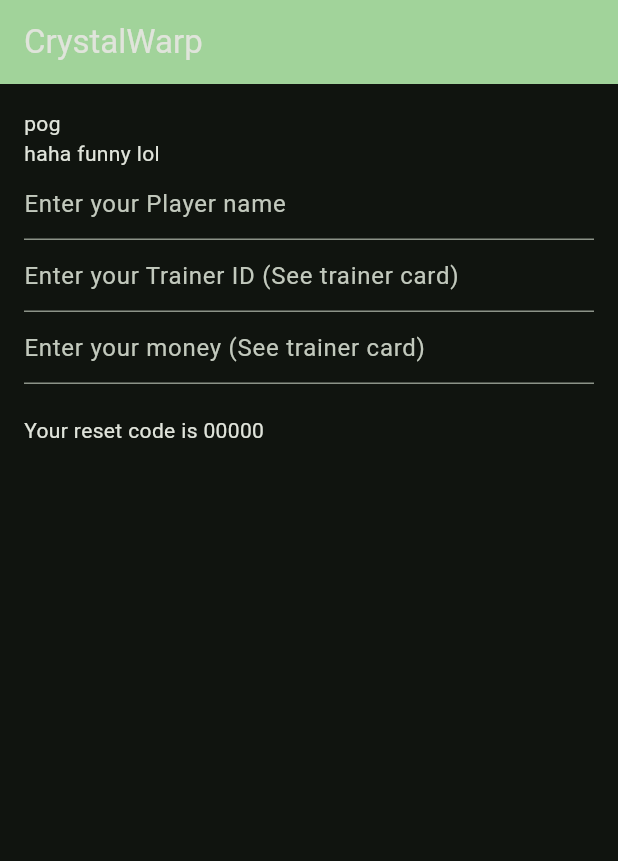
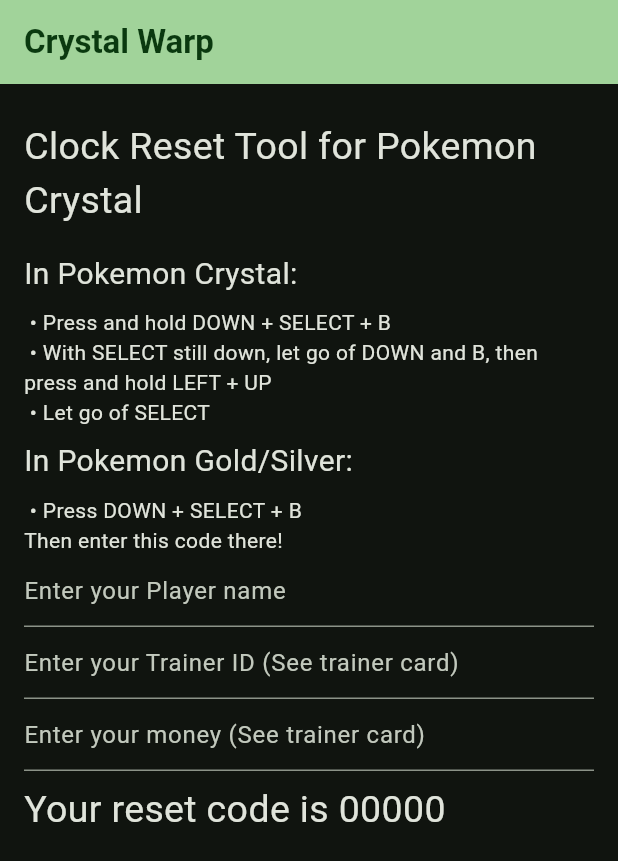
Before and after one commit to pgattic/crystalwarp, a Flutter app: the screen it shows after launch, on a phone screen of 412 x 824 dp. Shown: the top 861 px of the screen. Run offline on Flutter 3.47's test engine with Material 3 defaults, Android fonts, the phone set to English and light mode, and no system bars; our stand-ins replace flutter_map, latlong2.

Commit message:
Add instructions, better null-safety

```diff
--- /dev/null
+++ b/lib/heading.dart
@@ -0,0 +1,18 @@
+import 'package:flutter/material.dart';
+
+class Heading extends StatelessWidget {
+
+  final String text;
+  final int level;
+
+  const Heading(this.text, {Key? key, this.level = 1}) : super(key: key);
+
+  @override
+  Widget build(BuildContext context) {
+    double size = level <= 4 ? (5 * (6 - level)).toDouble() : 14;
+    return Container(
+      padding: const EdgeInsets.only(top: 8.0, bottom: 8.0),
+      child: Text(text, style: TextStyle(fontSize: size)),
+    );
+  }
+}
--- a/lib/main.dart
+++ b/lib/main.dart
@@ -1,7 +1,8 @@
+import 'package:crystalwarp/heading.dart';
 import 'package:crystalwarp/rtc_calc.dart';
 import 'package:flutter/material.dart';
 import 'package:flutter/services.dart';
-import 'package:google_fonts/google_fonts.dart';
+//import 'package:google_fonts/google_fonts.dart';
 
 var globalTheme = ThemeData(
   useMaterial3: true,
@@ -44,6 +45,13 @@
 class _MainScreenState extends State<MainScreen> {
 
   var calc = RtcCalc();
+  // var _selectedIndex = 0;
+
+  // void _onItemTapped(int itemIdx) {
+  //   setState(() {
+  //     _selectedIndex = itemIdx;
+  //   });
+  // }
 
   @override
   Widget build(BuildContext context) {
@@ -52,16 +60,20 @@
       home: Scaffold(
         appBar: AppBar(
           backgroundColor: Theme.of(context).colorScheme.primary,
-            title: const Text("CrystalWarp"),
+          title: Text("Crystal Warp", style: TextStyle(color: Theme.of(context).colorScheme.onPrimary, fontWeight: FontWeight.bold),),
         ),
-          body: Container(
-//          margin: const EdgeInsets.all(50),
+        body: ListView(
+//              crossAxisAlignment: CrossAxisAlignment.start,
           padding: const EdgeInsets.all(16),
-            child: Column(
-              crossAxisAlignment: CrossAxisAlignment.start,
           children: [
-                const Text("pog"),
-                const Text("haha funny lol"),
+            const Heading("Clock Reset Tool for Pokemon Crystal", level: 1),
+            const Heading("In Pokemon Crystal:", level: 2),
+            const Text(" • Press and hold DOWN + SELECT + B"),
+            const Text(" • With SELECT still down, let go of DOWN and B, then press and hold LEFT + UP"),
+            const Text(" • Let go of SELECT"),
+            const Heading("In Pokemon Gold/Silver:", level: 2),
+            const Text(" • Press DOWN + SELECT + B"),
+            const Text("Then enter this code there!"),
             TextField(
               onChanged: (value) {
                 setState((){
@@ -75,7 +87,7 @@
             TextField(
               onChanged: (value) {
                 setState((){
-                      calc.playerID = int.parse(value);
+                  calc.playerID = int.tryParse(value) ?? 0;
                 });
               },
               keyboardType: TextInputType.number,
@@ -85,14 +97,14 @@
             TextField(
               onChanged: (value) {
                 setState((){
-                    calc.playerMoney = int.parse(value);
+                  calc.playerMoney = int.tryParse(value) ?? 0;
                 });
               },
               keyboardType: TextInputType.number,
               inputFormatters: [FilteringTextInputFormatter.digitsOnly],
               decoration: const InputDecoration(hintText: "Enter your money (See trainer card)"),
             ),
-                Text(calc.playerName),
+//                Text(calc.playerName),
 //                 FilledButton(
 //                   onPressed: (){
 //                     setState((){
@@ -102,10 +114,21 @@
 // //                  style: const ButtonStyle(backgroundColor:),
 //                   child: const Text("pog"),
 //                 ),
-                Text("Your reset code is ${calc.resetCode}"),
+            Row(children: [
+              Heading("Your reset code is ${calc.resetCode}"),
+            ],)
           ],
         ),
-          )),
+        // bottomNavigationBar: BottomNavigationBar(
+        //   items: const [
+        //     BottomNavigationBarItem(icon: Icon(Icons.home), label: "Home"),
+        //     BottomNavigationBarItem(icon: Icon(Icons.person), label: "Me"),
+        //   ],
+        //   currentIndex: _selectedIndex,
+        //   selectedItemColor: Theme.of(context).colorScheme.primary,
+        //   onTap: _onItemTapped,
+        // ),
+      ),
     );
   }
 }
```
Also changed, not shown: pubspec.lock. Lines whose indentation alone changed are shown as unchanged.
